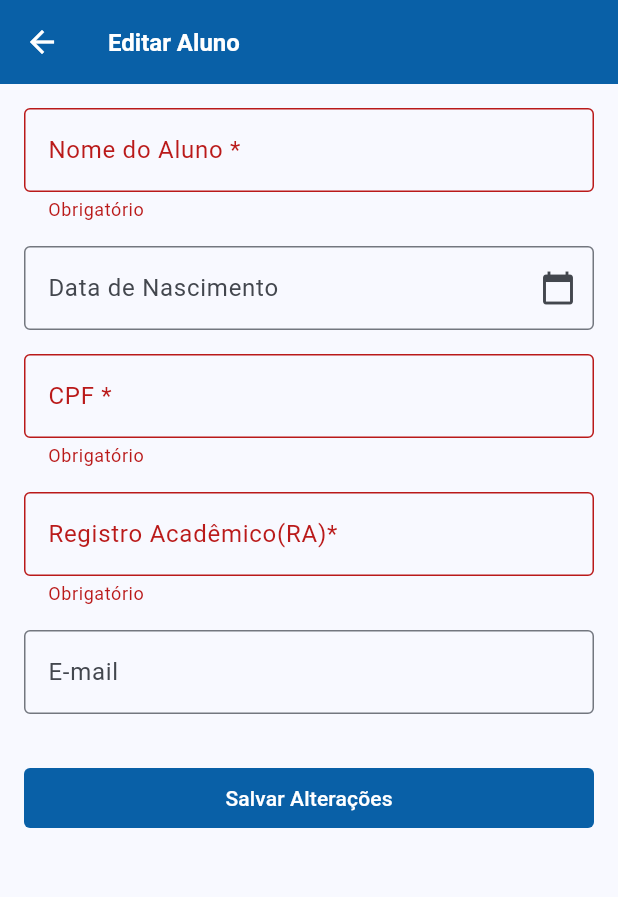
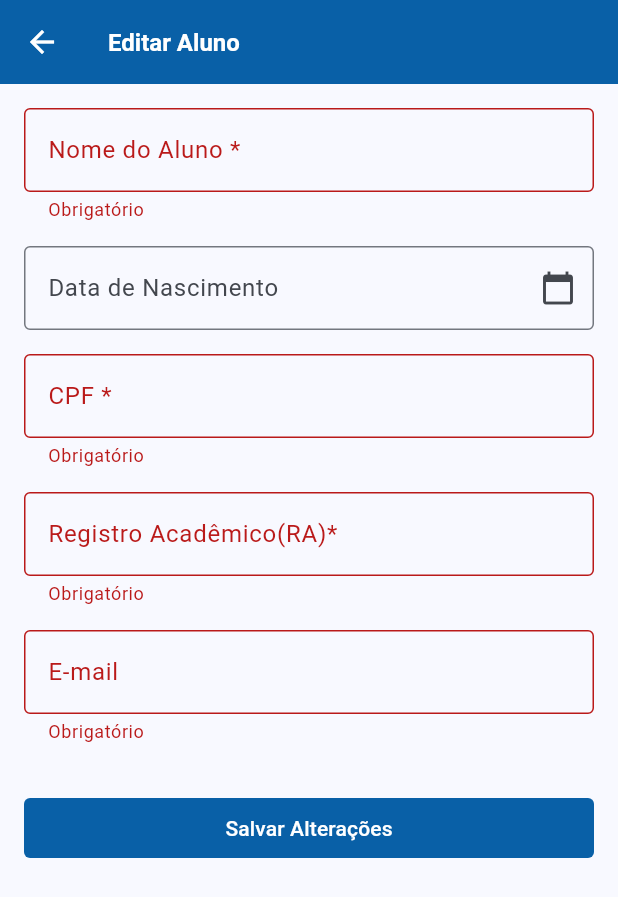
Before and after one commit to GeovanniMartins/challege_dev_flutter, a Flutter app: the StudentEditForm screen opened directly with empty values, after a tap on "Salvar Alterações", on a phone screen of 412 x 824 dp. Shown: the top 897 px of the screen. Run offline on Flutter 3.47's test engine with Material 3 defaults, Android fonts, the phone set to English and light mode, and no system bars; our stand-ins replace mask_text_input_formatter; network calls fail.

Commit message:
Tratado form para validar campos obrigatórios (não estava validando corretamente antes)

```diff
--- a/lib/pages/students_edit_form.dart
+++ b/lib/pages/students_edit_form.dart
@@ -30,7 +30,7 @@ class _StudentEditFormState extends State<StudentEditForm> {
     super.initState();
     _cpfFormatter = MaskTextInputFormatter(mask: '###.###.###-##');
     _nameController = TextEditingController(text: widget.student.name);
-    _emailController = TextEditingController(text: widget.student.email ?? '');
+    _emailController = TextEditingController(text: widget.student.email);
     _cpfController = TextEditingController(
       text: _cpfFormatter.maskText(widget.student.cpf),
     );
@@ -202,6 +202,12 @@ class _StudentEditFormState extends State<StudentEditForm> {
                   ),
                   keyboardType: TextInputType.number,
                   inputFormatters: [_cpfFormatter],
+                  onChanged: (val) {
+                    _cpfFormatter.formatEditUpdate(
+                      TextEditingValue.empty,
+                      TextEditingValue(text: val),
+                    );
+                  },
                   validator: (v) =>
                       v == null || v.trim().isEmpty ? 'Obrigatório' : null,
                 ),
@@ -213,6 +219,7 @@ class _StudentEditFormState extends State<StudentEditForm> {
                     border: OutlineInputBorder(),
                   ),
                   keyboardType: TextInputType.number,
+                  readOnly: true,
                   validator: (v) =>
                       v == null || v.trim().isEmpty ? 'Obrigatório' : null,
                 ),
@@ -225,10 +232,9 @@ class _StudentEditFormState extends State<StudentEditForm> {
                   ),
                   keyboardType: TextInputType.emailAddress,
                   validator: (v) {
-                    if (v != null && v.isNotEmpty) {
-                      final emailRegex = RegExp(r'^[^@]+@[^@]+\.[^@]+');
-                      if (!emailRegex.hasMatch(v)) return 'Email inválido';
-                    }
+                    if (v == null || v.trim().isEmpty) return 'Obrigatório';
+                    final emailRegex = RegExp(r'^[^@]+@[^@]+\.[^@]+');
+                    if (!emailRegex.hasMatch(v)) return 'Email inválido';
                     return null;
                   },
                 ),
```
